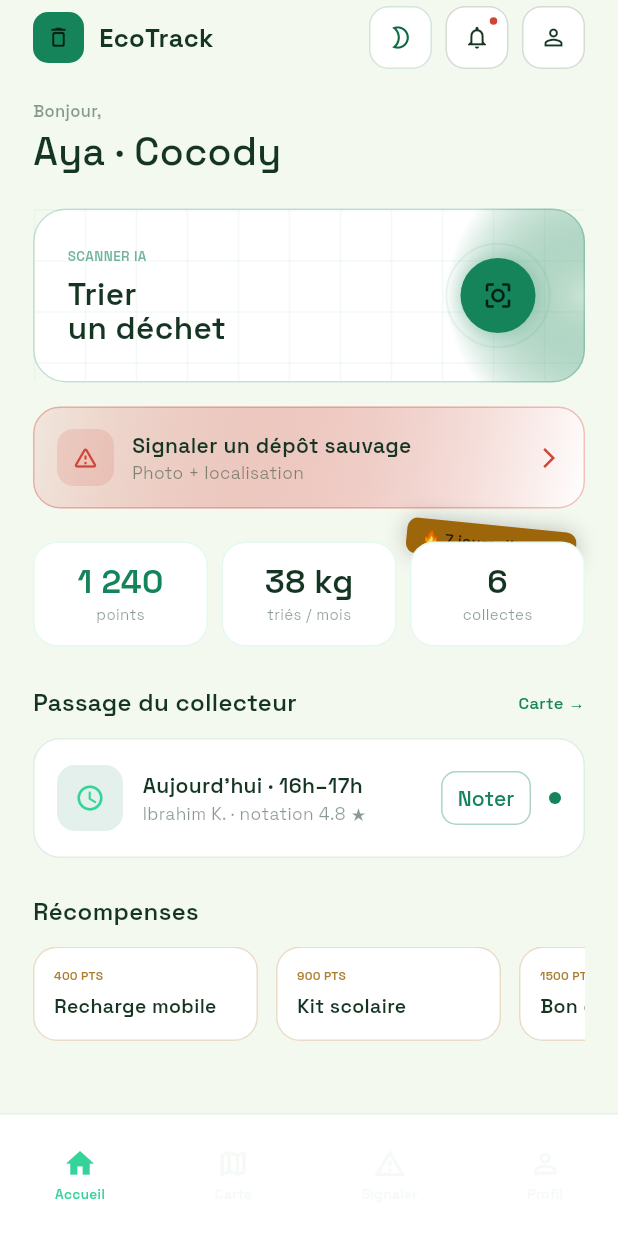
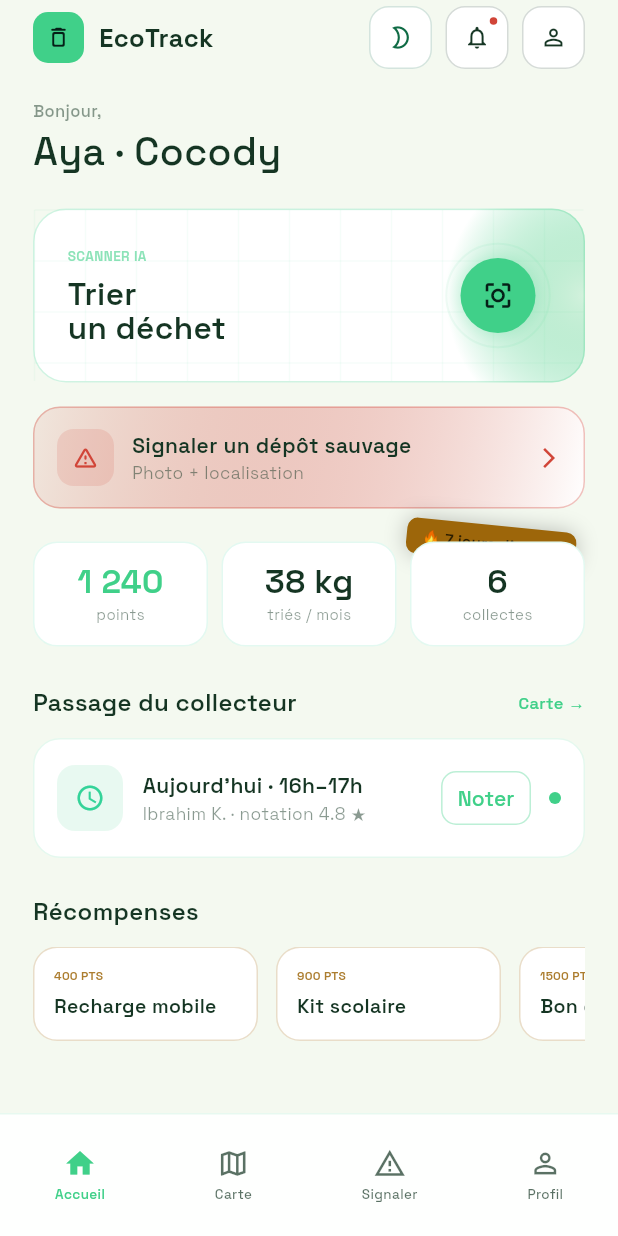
Before and after one commit to TanohKhalil/EcoTrack, a Flutter app: the AccueilMenageScreen screen opened by its route, after a tap on the "wb sunny" icon, on a phone screen of 412 x 824 dp. Run offline on Flutter 3.47's test engine with Material 3 defaults, Android fonts, the light colour scheme and no system bars; our stand-ins replace flutter_riverpod, go_router, google_fonts, shared_preferences; accounts and stored records are empty.

Commit message:
Correction des couleurs de la nav bar

```diff
--- a/lib/core/theme/app_theme.dart
+++ b/lib/core/theme/app_theme.dart
@@ -23,7 +23,7 @@ class AppTheme {
   static const Color surfaceLight = Color(0xFFFFFFFF);
   static const Color cardLight = Color(0xFFFFFFFF);
   static const Color textLight = Color(0xFF153523);
-  static const Color accentLight = Color(0xFF15845A);
+  static const Color accentLight = Color(0xFF40D089);
   static const Color accentInkLight = Color(0xFFFFFFFF);
   static const Color softLight = Color(0xFF0F6B45);
   static const Color organicLight = Color(0xFFB2691F);
--- a/lib/core/widgets/botton_nav.dart
+++ b/lib/core/widgets/botton_nav.dart
@@ -6,17 +6,12 @@ class BottomNav extends ConsumerWidget {
   final int currentIndex;
   final Function(int) onTap;
 
-  const BottomNav({
-    super.key,
-    required this.currentIndex,
-    required this.onTap,
-  });
+  const BottomNav({super.key, required this.currentIndex, required this.onTap});
 
   @override
   Widget build(BuildContext context, WidgetRef ref) {
     final isDark = Theme.of(context).brightness == Brightness.dark;
     final bgColor = isDark ? AppTheme.surface : AppTheme.surfaceLight;
-    final textColor = isDark ? AppTheme.text : AppTheme.textLight;
     final accentColor = isDark ? AppTheme.accent : AppTheme.accentLight;
 
     return Container(
@@ -24,10 +19,7 @@ class BottomNav extends ConsumerWidget {
       decoration: BoxDecoration(
         color: bgColor.withValues(alpha: 0.92),
         border: Border(
-          top: BorderSide(
-            color: accentColor.withValues(alpha: 0.12),
-            width: 1,
-          ),
+          top: BorderSide(color: accentColor.withValues(alpha: 0.12), width: 1),
         ),
       ),
       child: Row(
@@ -74,20 +66,19 @@ class BottomNav extends ConsumerWidget {
     required int index,
   }) {
     final isActive = currentIndex == index;
-    final color =
-        isActive ? AppTheme.accent : AppTheme.text.withValues(alpha: 0.4);
     final isDark = Theme.of(context).brightness == Brightness.dark;
+    final color = isActive
+        ? (isDark ? AppTheme.accent : AppTheme.accentLight)
+        : (isDark
+              ? AppTheme.text.withValues(alpha: 0.4)
+              : AppTheme.textLight.withValues(alpha: 0.7));
 
     return GestureDetector(
       onTap: () => onTap(index),
       child: Column(
         mainAxisAlignment: MainAxisAlignment.center,
         children: [
-          Icon(
-            isActive ? activeIcon : icon,
-            size: 22,
-            color: color,
-          ),
+          Icon(isActive ? activeIcon : icon, size: 22, color: color),
           const SizedBox(height: 3),
           Text(
             label,
```
